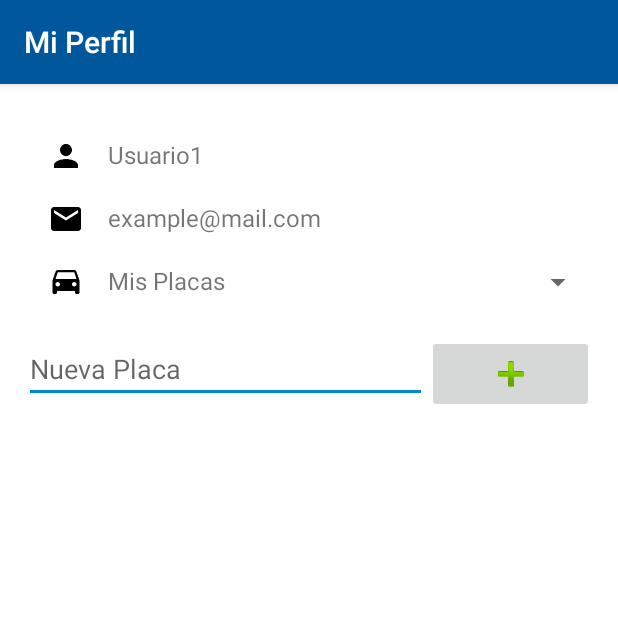
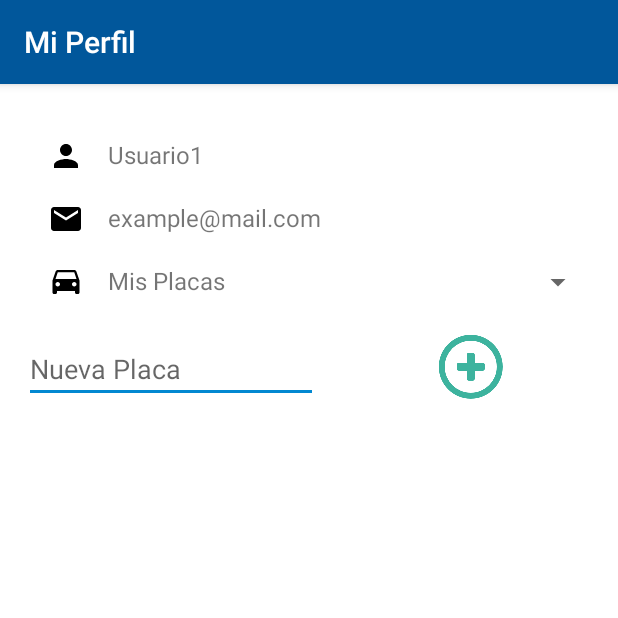
Before and after one commit to astrophoenix/parkea, an Android app: the MiPerfilActivity screen opened directly, with no data from a screen before it, on a phone screen of 412 x 824 dp, the top half of it. Run offline under Robolectric (Android 15) with nearby library versions, the phone set to English and light mode, and no system bars; 2 statements that could not run were skipped.

Commit message:
Funcionalidad de Agregar Placa Persona

```diff
--- a/app/Parkea/app/src/main/java/amycorp/parkea/services/APIService.java
+++ b/app/Parkea/app/src/main/java/amycorp/parkea/services/APIService.java
@@ -9,20 +9,20 @@ import retrofit2.http.Path;
 
 public interface APIService {
 
-    final String BASE_URL = "http://10.0.2.2:8000/backend/"; //local emulador a bd
-//    final String BASE_URL = "http://192.168.100.6:8000/backend/"; //local dispositivo a bd
-//    final String BASE_URL = "http://198.199.122.165:8000/backend/";
+    //final String BASE_URL = "http://10.0.2.2:8000/backend/"; //local emulador a bd
+    //final String BASE_URL = "http://192.168.100.6:8000/backend/"; //local dispositivo a bd
+    final String BASE_URL = "http://198.199.122.165:8000/backend/"; // remoto dispositivo a bd
 
 
     @GET("validar_login/{correo}/{clave}")
     Call<RespuestaAPIServidor> validarUsuarioAPI(@Path("correo") String email, @Path("clave") String password);
 
-    @GET("registrar_usuario/{nombre}/{apellido}/{correo}/{clave}")
+    @GET("registrar_usuario/{nombre}/{apellido}/{placa}/{correo}/{clave}/")
     Call<RespuestaAPIServidor> registrarUsuarioAPI(@Path("nombre") String nombre,
                                                    @Path("apellido") String apellido,
                                                    @Path("placa") String placa,
-                                                   @Path("correo") String email,
-                                                   @Path("clave") String password );
+                                                   @Path("correo") String correo,
+                                                   @Path("clave") String clave );
 
 
     @GET("obtener_usuario/{usuario_id}/")
@@ -31,6 +31,9 @@ public interface APIService {
 
     @GET("registrar_parqueo_persona/{parqueadero_id}/{placa}")
     Call<RespuestaAPIServidor> registrarParqueoPersonaAPI(@Path("parqueadero_id") Integer parqueadero_id, @Path("placa") String placa);
+
+    @GET("registrar_placa_usuario/{usuario_id}/{placa}")
+    Call<RespuestaAPIServidor> registrarPlacaUsuarioAPI(@Path("usuario_id") Integer usuario_id, @Path("placa") String placa);
 
 
     @GET("obtener_facultades/")
--- a/app/Parkea/app/src/main/res/layout/activity_mi_perfil.xml
+++ b/app/Parkea/app/src/main/res/layout/activity_mi_perfil.xml
@@ -29,8 +29,9 @@
             <ImageView
                 android:layout_width="@dimen/abc_action_bar_default_height_material"
                 android:layout_height="wrap_content"
-                app:srcCompat="@drawable/ic_person_black_24dp"
-                android:id="@+id/imageView3" />
+                android:src="@drawable/ic_person_black_24dp"
+                android:id="@+id/imageView3"
+                tools:ignore="VectorDrawableCompat" />
 
             <TextView
                 android:text="Usuario1"
@@ -51,8 +52,9 @@
             <ImageView
                 android:layout_width="@dimen/abc_action_bar_default_height_material"
                 android:layout_height="wrap_content"
-                app:srcCompat="@drawable/ic_mail_black_24dp"
-                android:id="@+id/imageView4" />
+                android:src="@drawable/ic_mail_black_24dp"
+                android:id="@+id/imageView4"
+                tools:ignore="VectorDrawableCompat" />
 
             <TextView
                 android:text="example@mail.com"
@@ -72,8 +74,9 @@
             <ImageView
                 android:layout_width="@dimen/abc_action_bar_default_height_material"
                 android:layout_height="wrap_content"
-                app:srcCompat="@drawable/ic_carro_black_24dp"
-                android:id="@+id/imageView6" />
+                android:src="@drawable/ic_carro_black_24dp"
+                android:id="@+id/imageView6"
+                tools:ignore="VectorDrawableCompat" />
 
             <TextView
                 android:text="Mis Placas"
@@ -100,22 +103,24 @@
             android:paddingTop="5dp">
 
             <EditText
-                android:layout_width="wrap_content"
+                android:layout_width="196dp"
                 android:layout_height="wrap_content"
                 android:inputType="textPersonName"
                 android:ems="10"
-                android:id="@+id/editText"
-                android:layout_weight="1"
+                android:id="@+id/txt_placa"
                 android:hint="Nueva Placa" />
 
-            <ImageButton
-                android:layout_width="wrap_content"
-                android:layout_height="wrap_content"
-                android:src="@android:drawable/ic_input_add"
-                android:id="@+id/imageButton"
-                android:layout_weight="1" />
+            <Button
+                android:layout_width="match_parent"
+                android:layout_height="match_parent"
+                android:background="@android:color/transparent"
+                android:drawableTop="@drawable/signs"
+                android:id="@+id/btnAgregarPlaca"
+                android:textColor="#050505"
+                android:layout_marginLeft="20dp" />
 
         </LinearLayout>
 
     </LinearLayout>
+
 </RelativeLayout>
```
Also changed, not shown: app/Parkea/app/src/main/java/amycorp/parkea/MiPerfilActivity.java (+56 -0 lines), app/Parkea/app/src/main/java/amycorp/parkea/RegistrarUsuario.java (+15 -15 lines), app/Parkea/app/src/main/res/drawable-xxhdpi/signs.png (added), 5 other files.
